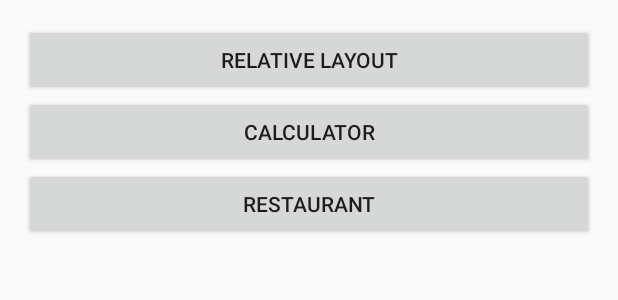
After one commit to ljh3876/androidapp3, an Android app: the layout activity_first.xml on its own in the app's theme, with its tools: preview values and no code run, on a phone screen of 412 x 824 dp. The commit adds this screen. Shown: the top 300 px of the screen. Run offline under Robolectric (Android 15) with nearby library versions, the phone set to English and light mode, and no system bars.

Commit message:
all combined in FirstActivity

```diff
--- /dev/null
+++ b/app/src/main/res/layout/activity_first.xml
@@ -0,0 +1,35 @@
+<?xml version="1.0" encoding="utf-8"?>
+<LinearLayout xmlns:android="http://schemas.android.com/apk/res/android"
+    xmlns:tools="http://schemas.android.com/tools"
+    android:id="@+id/activity_first"
+    android:layout_width="match_parent"
+    android:layout_height="match_parent"
+    android:orientation="vertical"
+    android:paddingBottom="@dimen/activity_vertical_margin"
+    android:paddingLeft="@dimen/activity_horizontal_margin"
+    android:paddingRight="@dimen/activity_horizontal_margin"
+    android:paddingTop="@dimen/activity_vertical_margin"
+    tools:context="com.example.jinhwan.myapplication.FirstActivity">
+
+    <Button
+        android:onClick="onMyClick"
+        android:text="Relative Layout"
+        android:layout_width="match_parent"
+        android:layout_height="wrap_content"
+        android:id="@+id/button_rel" />
+
+    <Button
+        android:onClick="onMyClick"
+        android:text="Calculator"
+        android:layout_width="match_parent"
+        android:layout_height="wrap_content"
+        android:id="@+id/button_cal" />
+
+    <Button
+        android:onClick="onMyClick"
+        android:text="Restaurant"
+        android:layout_width="match_parent"
+        android:layout_height="wrap_content"
+        android:id="@+id/button_res" />
+
+</LinearLayout>
```
Also changed, not shown: app/src/main/AndroidManifest.xml (+4 -5 lines), app/src/main/java/com/example/jinhwan/myapplication/FirstActivity.java (added, +38 -0 lines), app/src/main/java/com/example/jinhwan/myapplication/Main3Activity.java (+19 -19 lines).
